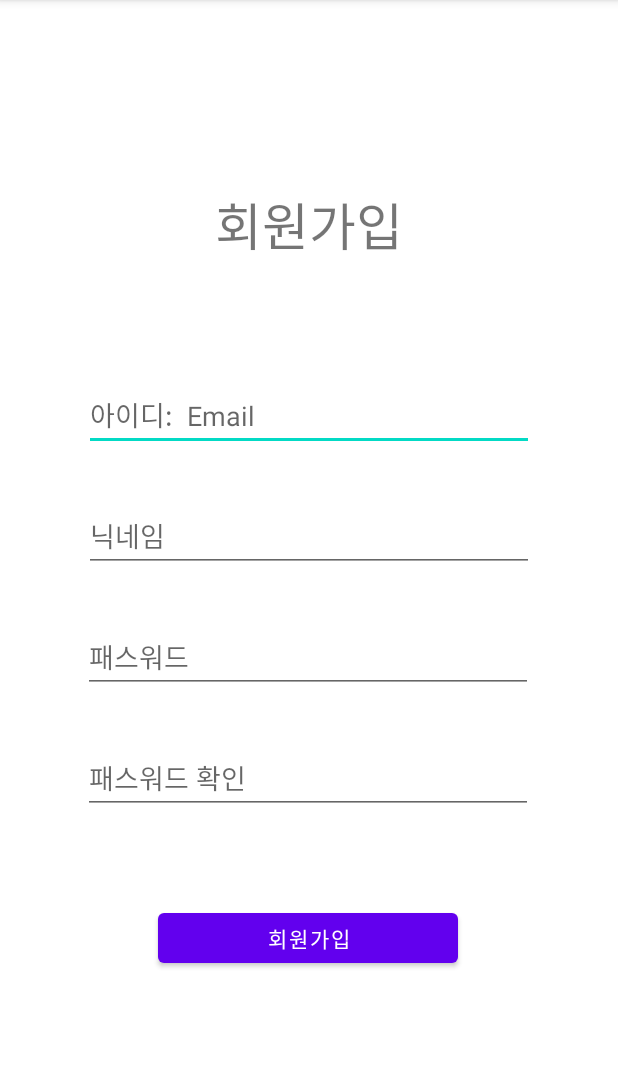
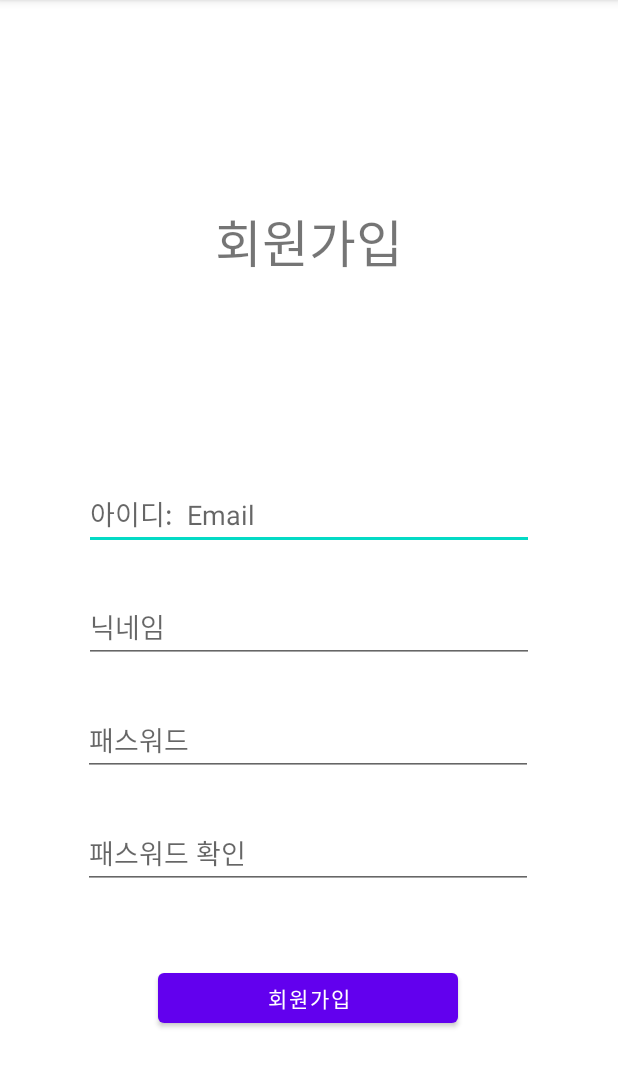
Before and after one commit to stgbs/BottomMenu, an Android app: the RegisterActivity screen opened directly, with no data from a screen before it, on a phone screen of 412 x 824 dp, the part 84-1172 px from its top. Run offline under Robolectric (Android 15) with nearby library versions, the phone set to English and light mode, and no system bars.

Commit message:
register layout

```diff
--- a/app/src/main/res/layout/activity_register.xml
+++ b/app/src/main/res/layout/activity_register.xml
@@ -10,7 +10,7 @@
         android:id="@+id/et_email"
         android:layout_width="300dp"
         android:layout_height="45dp"
-        android:layout_marginBottom="35dp"
+        android:layout_marginBottom="30dp"
         android:ems="10"
         android:hint="아이디:  Email"
         android:inputType="textEmailAddress"
@@ -22,7 +22,7 @@
         android:id="@+id/et_name"
         android:layout_width="300dp"
         android:layout_height="45dp"
-        android:layout_marginBottom="35dp"
+        android:layout_marginBottom="30dp"
         android:ems="10"
         android:hint="닉네임"
         android:inputType="text"
@@ -34,7 +34,7 @@
         android:id="@+id/et_pass"
         android:layout_width="300dp"
         android:layout_height="45dp"
-        android:layout_marginBottom="35dp"
+        android:layout_marginBottom="30dp"
         android:ems="10"
         android:hint="패스워드"
         android:inputType="textPassword"
@@ -47,7 +47,7 @@
         android:id="@+id/et_passck"
         android:layout_width="300dp"
         android:layout_height="45dp"
-        android:layout_marginBottom="60dp"
+        android:layout_marginBottom="50dp"
         android:ems="10"
         android:hint="패스워드 확인"
         android:inputType="textPassword"
@@ -60,7 +60,7 @@
         android:id="@+id/btn_register2"
         android:layout_width="200dp"
         android:layout_height="45dp"
-        android:layout_marginBottom="120dp"
+        android:layout_marginBottom="80dp"
         android:text="회원가입"
         app:layout_constraintBottom_toBottomOf="parent"
         app:layout_constraintEnd_toEndOf="parent"
@@ -71,11 +71,11 @@
         android:id="@+id/registerText"
         android:layout_width="wrap_content"
         android:layout_height="wrap_content"
-        android:layout_marginBottom="80dp"
         android:text="회원가입"
         android:textSize="34sp"
         app:layout_constraintBottom_toTopOf="@+id/et_email"
         app:layout_constraintEnd_toEndOf="parent"
-        app:layout_constraintStart_toStartOf="parent" />
+        app:layout_constraintStart_toStartOf="parent"
+        app:layout_constraintTop_toTopOf="parent" />
 
 </androidx.constraintlayout.widget.ConstraintLayout>
```
